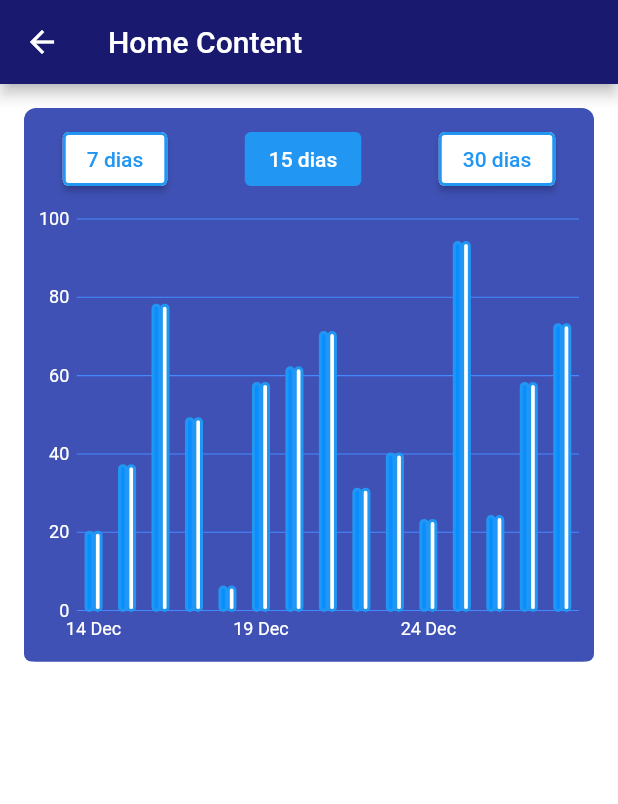
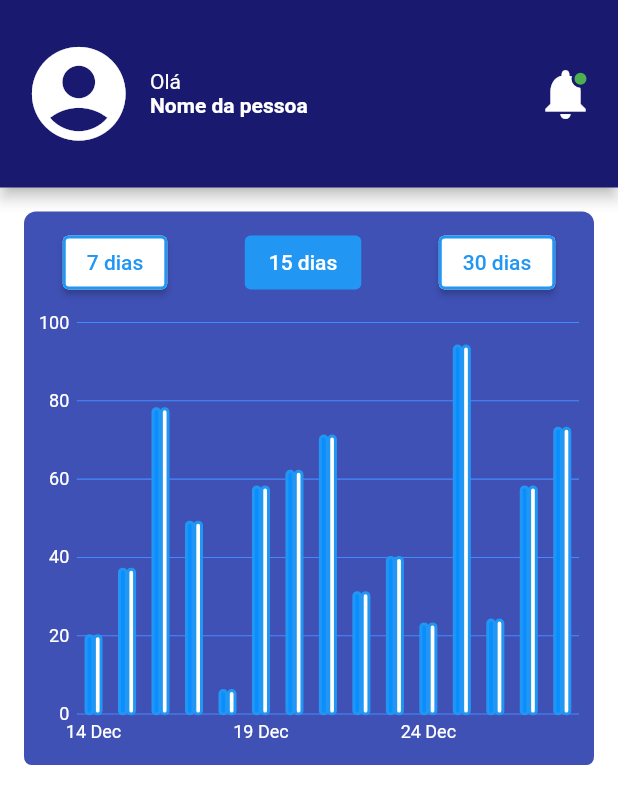
Before and after one commit to RibarrJR/fidelidade_android, a Flutter app: the HomePage screen opened directly, on a phone screen of 412 x 824 dp. Shown: the top 804 px of the screen. Run offline on Flutter 3.47's test engine with Material 2 defaults, Android fonts, the phone set to English and light mode, and no system bars; our stand-ins replace email_validator, mask_text_input_formatter, syncfusion_flutter_charts; missing offline and left inert: cpf_cnpj_validator.

Commit message:
featured/home-header: Criar Header customizado para a aplicação (#37)
* Passar o header para um componente

* Incluir componente

* Finalizar component

* Ajustar cores da paleta

* Ajustar tamanho

* Tirar height

```diff
--- a/lib/pages/Home/HomePage.dart
+++ b/lib/pages/Home/HomePage.dart
@@ -1,3 +1,4 @@
+import 'package:fidelidade_android/pages/Home/components/HomeHeader.dart';
 import 'package:flutter/material.dart';
 import 'components/AppChart.dart';
 
@@ -7,9 +8,7 @@ class HomePage extends StatelessWidget {
   @override
   Widget build(BuildContext context) {
     return Scaffold(
-      appBar: AppBar(
-        title: const Text("Home Content"),
-      ),
+      appBar: const HomeHeader(name: 'Nome da pessoa', hasNotification: true),
       body: Column(
         children: const [
           AppChart(),
--- /dev/null
+++ b/lib/pages/Home/components/HomeHeader.dart
@@ -0,0 +1,75 @@
+import 'package:flutter/material.dart';
+import '../../../constants.dart';
+
+class HomeHeader extends StatelessWidget with PreferredSizeWidget {
+  final String name;
+  final bool hasNotification;
+  const HomeHeader({
+    required this.name,
+    required this.hasNotification,
+    Key? key,
+  }) : super(key: key);
+
+  @override
+  Widget build(BuildContext context) {
+    return AppBar(
+        automaticallyImplyLeading: false,
+        backgroundColor: primaryColor,
+        flexibleSpace: Padding(
+          padding: const EdgeInsets.symmetric(horizontal: 15),
+          child: Row(
+            mainAxisAlignment: MainAxisAlignment.spaceBetween,
+            children: <Widget>[
+              Row(
+                children: <Widget>[
+                  const Padding(
+                      padding: EdgeInsets.only(right: 10),
+                      child: Icon(
+                        Icons.account_circle,
+                        size: 75,
+                        color: Colors.white,
+                      )),
+                  Column(
+                    mainAxisAlignment: MainAxisAlignment.center,
+                    crossAxisAlignment: CrossAxisAlignment.start,
+                    children: [
+                      const Text('Olá',
+                          textAlign: TextAlign.left,
+                          style: TextStyle(color: Colors.white)),
+                      Text(name,
+                          textAlign: TextAlign.left,
+                          style: const TextStyle(
+                              color: Colors.white,
+                              fontWeight: FontWeight.bold)),
+                    ],
+                  ),
+                ],
+              ),
+              Stack(
+                children: [
+                  const Icon(Icons.notifications,
+                      color: Colors.white, size: 40),
+                  Positioned(
+                      right: 4,
+                      top: 4,
+                      child: Visibility(
+                        child: Container(
+                          width: 12,
+                          height: 12,
+                          decoration: BoxDecoration(
+                              border: Border.all(color: primaryColor, width: 2),
+                              shape: BoxShape.circle,
+                              color: Colors.green),
+                        ),
+                        visible: hasNotification,
+                      ))
+                ],
+              )
+            ],
+          ),
+        ));
+  }
+
+  @override
+  Size get preferredSize => const Size.fromHeight(125);
+}
```
